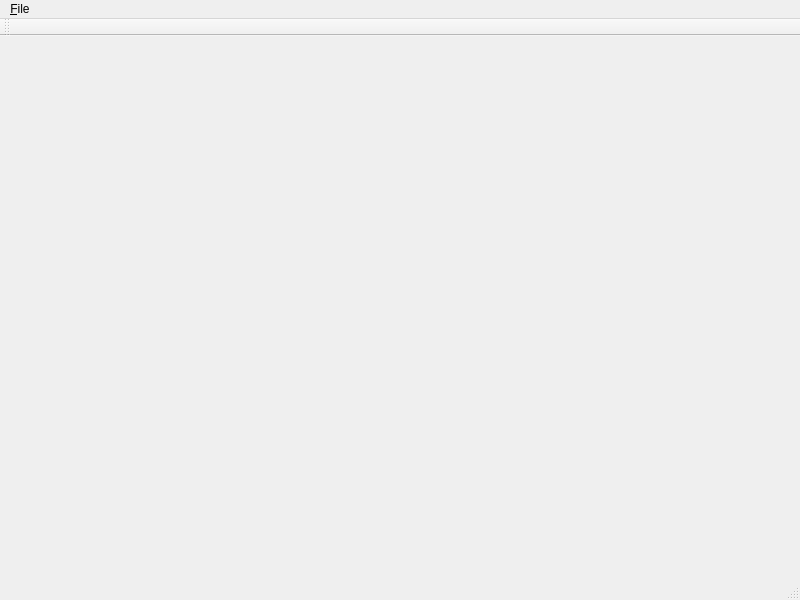
application-developer-DA/db-course, file mainwindow.ui: the form before one commit.
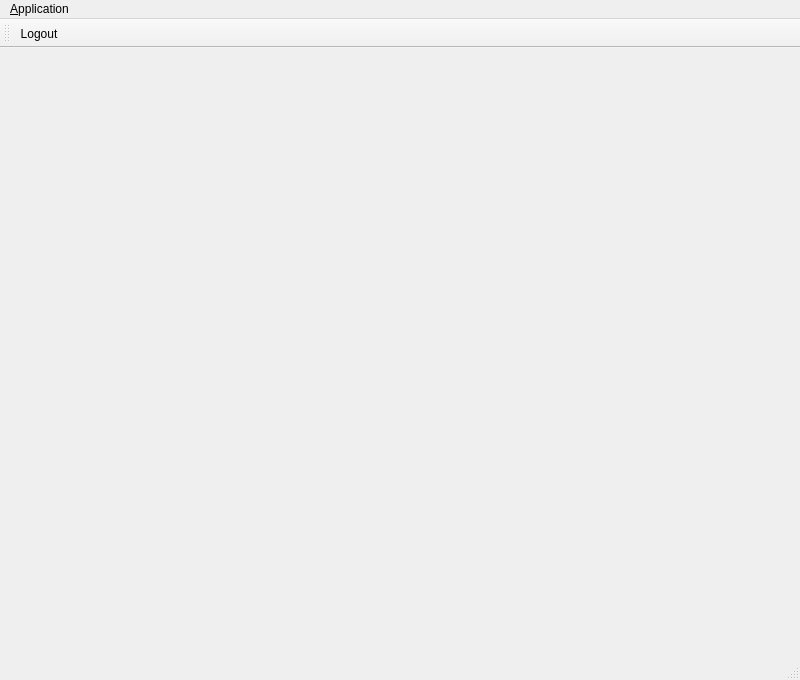
The form after the commit. Icons and pictures are not drawn.

```diff
--- a/mainwindow.ui
+++ b/mainwindow.ui
@@ -7,16 +7,29 @@
     <x>0</x>
     <y>0</y>
     <width>800</width>
-    <height>600</height>
+    <height>680</height>
    </rect>
   </property>
+  <property name="sizePolicy">
+   <sizepolicy hsizetype="Expanding" vsizetype="Expanding">
+    <horstretch>0</horstretch>
+    <verstretch>0</verstretch>
+   </sizepolicy>
+  </property>
   <property name="windowTitle">
    <string>MainWindow</string>
   </property>
   <widget class="QWidget" name="centralWidget">
    <layout class="QGridLayout" name="gridLayout">
     <item row="0" column="1">
-     <widget class="QStackedWidget" name="stackedWidget"/>
+     <widget class="QStackedWidget" name="stackedWidget">
+      <property name="sizePolicy">
+       <sizepolicy hsizetype="Expanding" vsizetype="Expanding">
+        <horstretch>0</horstretch>
+        <verstretch>0</verstretch>
+       </sizepolicy>
+      </property>
+     </widget>
     </item>
    </layout>
   </widget>
@@ -31,7 +44,7 @@
    </property>
    <widget class="QMenu" name="menu_File">
     <property name="title">
-     <string>&amp;File</string>
+     <string>&amp;Application</string>
     </property>
     <addaction name="action_Exit"/>
    </widget>
@@ -44,6 +57,7 @@
    <attribute name="toolBarBreak">
     <bool>false</bool>
    </attribute>
+   <addaction name="actionLogout"/>
   </widget>
   <widget class="QStatusBar" name="statusBar"/>
   <action name="action_Exit">
@@ -51,6 +65,18 @@
     <string>&amp;Exit</string>
    </property>
   </action>
+  <action name="actionLogout">
+   <property name="icon">
+    <iconset resource="res.qrc">
+     <normaloff>:/Images/logout-png</normaloff>:/Images/logout-png</iconset>
+   </property>
+   <property name="text">
+    <string>&amp;Logout</string>
+   </property>
+   <property name="toolTip">
+    <string>Switches you to authorization window</string>
+   </property>
+  </action>
  </widget>
  <layoutdefault spacing="6" margin="11"/>
  <resources/>
```
Left out of the diff: 10 changed lines with no effect on the pictures.
